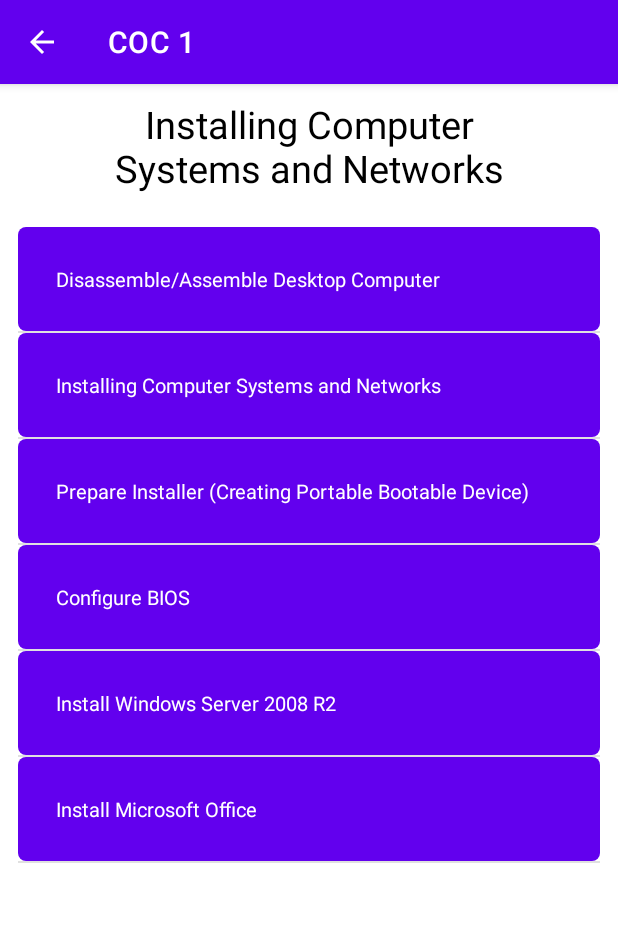
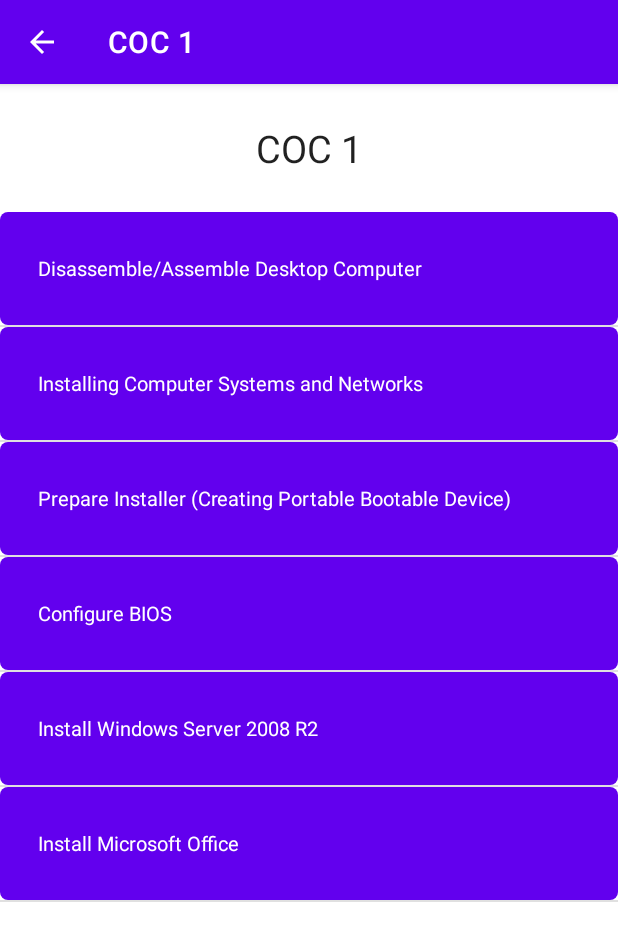
Before and after one commit to Vanny-Dev/ICT-CSS-Academy, an Android app: the screen it shows after launch (cocOneActivity before the commit, cocActivity after it), after a tap on "COC 1", on a phone screen of 412 x 824 dp. Shown: the top 941 px of the screen. Run offline under Robolectric (Android 15) with nearby library versions, the phone set to English and light mode, and no system bars.

Commit message:
04-22-23 12:15 "one activity"

```diff
--- a/app/src/main/java/com/ict/cssmobileapplication/MainActivity.java
+++ b/app/src/main/java/com/ict/cssmobileapplication/MainActivity.java
@@ -3,6 +3,7 @@
 import androidx.appcompat.app.AppCompatActivity;
 
 import android.content.Intent;
+import android.content.SharedPreferences;
 import android.media.MediaPlayer;
 import android.net.Uri;
 import android.os.Bundle;
@@ -19,10 +20,12 @@
 public class MainActivity extends AppCompatActivity {
 
 	FrameLayout coc_1, coc_2, coc_3, coc_4;
+	SharedPreferences pref;
 
 	@Override
 	protected void onCreate(Bundle savedInstanceState) {
 		super.onCreate(savedInstanceState);
+		pref = getSharedPreferences(preferencesData.PREFERENCE_NAME, MODE_PRIVATE);
 		setContentView(R.layout.activity_main);
 
 		// Frames to click
@@ -35,27 +38,38 @@
 		coc_1.setOnClickListener(new View.OnClickListener() {
 			@Override
 			public void onClick(View view) {
-				startActivity(new Intent(MainActivity.this, cocOneActivity.class));
+				pref.edit().putString(preferencesData.PREFERENCE_CURRENT_ACTIVITY, "COC 1").commit();
+				pref.edit().putString(preferencesData.PREFERENCE_TITLE, getString(R.string.coc_1)).commit();
+				startActivity(new Intent(MainActivity.this, cocActivity.class));
 			}
 		});
 		coc_2.setOnClickListener(new View.OnClickListener() {
 			@Override
 			public void onClick(View view) {
-				startActivity(new Intent(MainActivity.this, cocTwoActivity.class));
+				pref.edit().putString(preferencesData.PREFERENCE_CURRENT_ACTIVITY, "COC 2").commit();
+				pref.edit().putString(preferencesData.PREFERENCE_TITLE, getString(R.string.coc_2)).commit();
+				startActivity(new Intent(MainActivity.this, cocActivity.class));
 			}
 		});
 		coc_3.setOnClickListener(new View.OnClickListener() {
 			@Override
 			public void onClick(View view) {
-				startActivity(new Intent(MainActivity.this, cocThreeActivity.class));
+				pref.edit().putString(preferencesData.PREFERENCE_CURRENT_ACTIVITY, "COC 3").commit();
+				pref.edit().putString(preferencesData.PREFERENCE_TITLE, getString(R.string.coc_3)).commit();
+				startActivity(new Intent(MainActivity.this, cocActivity.class));
 			}
 		});
 		coc_4.setOnClickListener(new View.OnClickListener() {
 			@Override
 			public void onClick(View view) {
-				startActivity(new Intent(MainActivity.this, cocFourActivity.class));
+				pref.edit().putString(preferencesData.PREFERENCE_CURRENT_ACTIVITY, "COC 4").commit();
+				pref.edit().putString(preferencesData.PREFERENCE_TITLE, getString(R.string.coc_4)).commit();
+				startActivity(new Intent(MainActivity.this, cocActivity.class));
 			}
 		});
 
+		// Clear Preferences
+		pref.edit().remove(preferencesData.PREFERENCE_CURRENT_ACTIVITY).commit();
+		pref.edit().remove(preferencesData.PREFERENCE_TITLE).commit();
 	}
 }
--- a/app/src/main/java/com/ict/cssmobileapplication/cocTwoActivity.java
+++ b/app/src/main/java/com/ict/cssmobileapplication/cocActivity.java
@@ -1,6 +1,4 @@
 package com.ict.cssmobileapplication;
-
-import androidx.appcompat.app.AppCompatActivity;
 
 import android.content.Intent;
 import android.content.SharedPreferences;
@@ -9,45 +7,51 @@
 import android.widget.AdapterView;
 import android.widget.ListView;
 
+import androidx.annotation.Nullable;
+import androidx.appcompat.app.AppCompatActivity;
+import androidx.appcompat.widget.AppCompatTextView;
+
 import org.json.JSONObject;
 
 import java.util.ArrayList;
 
-public class cocTwoActivity extends AppCompatActivity {
-
+public class cocActivity extends AppCompatActivity {
+	SharedPreferences pref;
 	ListView listsView;
 	Lists adapter;
 	ArrayList<String> lists;
-	SharedPreferences pref;
+	AppCompatTextView txt, noViews;
 
 	@Override
-	protected void onCreate(Bundle savedInstanceState) {
+	protected void onCreate(@Nullable Bundle savedInstanceState) {
 		super.onCreate(savedInstanceState);
+		pref = getSharedPreferences(preferencesData.PREFERENCE_NAME, MODE_PRIVATE);
 
-		// Preferences
-		pref = getSharedPreferences(preferencesData.PREFERENCE_NAME, MODE_PRIVATE);
-		setContentView(R.layout.activity_coc_two);
+		setTitle(pref.getString(preferencesData.PREFERENCE_TITLE, ""));
+		setContentView(R.layout.coc_layout);
+		txt = findViewById(R.id.cocTitle);
+		noViews = findViewById(R.id.noViews);
+		String name = pref.getString(preferencesData.PREFERENCE_CURRENT_ACTIVITY, "").replace(" ", "_").toLowerCase();
+
+		txt.setText(pref.getString(preferencesData.PREFERENCE_TITLE, ""));
+
+		noViews.setText("Comming soon...");
 
 		JSONObject json = MyLists.json(this);
 		String[] _lists = {};
+
 		try{
-			_lists = MyLists.jsonArrays(json.getJSONObject("coc_2"), "names");
+			_lists = MyLists.jsonArrays(json.getJSONObject(name), "names");
 		}catch(Exception e){}
 
-		// layout
-		listsView = findViewById(R.id.coc_2_lists);
-
-
+		listsView = findViewById(R.id.cocLists);
 		lists = new ArrayList<String>();
 		adapter = new Lists(this, lists);
-
 		for(int i = 0; i < _lists.length; i++){
 			lists.add(_lists[i]);
 		}
-
 		adapter.notifyDataSetChanged();
 		adapter.notifyDataSetInvalidated();
-
 		listsView.setAdapter(adapter);
 
 		listsView.setOnItemClickListener(new AdapterView.OnItemClickListener(){
@@ -55,14 +59,20 @@
 			public void onItemClick(AdapterView<?> adapterView, View view, int i, long l) {
 				String[] __lists = {};
 				try{
-					__lists = MyLists.jsonArrays(json.getJSONObject("coc_2"), "links");
+					__lists = MyLists.jsonArrays(json.getJSONObject(name), "links");
 				}catch(Exception e){}
 				String name = String.valueOf(__lists[i]);
 				pref.edit().putString(preferencesData.PREFERENCE_CURRENT_ACTIVITY, name);
 				// Don't use the commit or apply here, to reset the data
 				// Open new activity? add this below
-				startActivity(new Intent(cocTwoActivity.this, lessonP1.class));
+				startActivity(new Intent(cocActivity.this, lessonP1.class));
 			}
 		});
+
+		if(_lists.length > 0){
+			noViews.setVisibility(View.GONE);
+		}else{
+			listsView.setVisibility(View.GONE);
+		}
 	}
 }
--- a/app/src/main/java/com/ict/cssmobileapplication/cocOneActivity.java
+++ /dev/null
@@ -1,72 +0,0 @@
-package com.ict.cssmobileapplication;
-
-import androidx.appcompat.app.AppCompatActivity;
-
-import android.content.Intent;
-import android.content.SharedPreferences;
-import android.os.Bundle;
-import android.view.View;
-import android.widget.AdapterView;
-import android.widget.ArrayAdapter;
-import android.widget.Button;
-import android.widget.ListView;
-
-import org.json.JSONObject;
-
-import java.util.ArrayList;
-
-public class cocOneActivity extends AppCompatActivity {
-
-	ListView listsView;
-	Lists adapter;
-	ArrayList<String> lists;
-	SharedPreferences pref;
-
-	@Override
-	protected void onCreate(Bundle savedInstanceState) {
-		super.onCreate(savedInstanceState);
-
-		// Preferences
-		pref = getSharedPreferences(preferencesData.PREFERENCE_NAME, MODE_PRIVATE);
-		setContentView(R.layout.activity_coc_one);
-
-		JSONObject json = MyLists.json(this);
-		String[] _lists = {};
-		try{
-			_lists = MyLists.jsonArrays(json.getJSONObject("coc_1"), "names");
-		}catch(Exception e){}
-
-		// layout
-		listsView = findViewById(R.id.coc_1_lists);
-
-
-		lists = new ArrayList<String>();
-		adapter = new Lists(this, lists);
-
-		for(int i = 0; i < _lists.length; i++){
-			lists.add(_lists[i]);
-		}
-
-		adapter.notifyDataSetChanged();
-		adapter.notifyDataSetInvalidated();
-
-		listsView.setAdapter(adapter);
-
-		listsView.setOnItemClickListener(new AdapterView.OnItemClickListener(){
-			@Override
-			public void onItemClick(AdapterView<?> adapterView, View view, int i, long l) {
-				String[] __lists = {};
-				try{
-					__lists = MyLists.jsonArrays(json.getJSONObject("coc_1"), "links");
-				}catch(Exception e){}
-				String name = String.valueOf(__lists[i]);
-				pref.edit().putString(preferencesData.PREFERENCE_CURRENT_ACTIVITY, name);
-				// Don't use the commit or apply here, to reset the data
-				// Open new activity? add this below
-				startActivity(new Intent(cocOneActivity.this, lessonP1.class));
-			}
-		});
-
-
-	}
-}
--- a/app/src/main/java/com/ict/cssmobileapplication/preferencesData.java
+++ b/app/src/main/java/com/ict/cssmobileapplication/preferencesData.java
@@ -3,4 +3,6 @@
 public class preferencesData {
 	public static String PREFERENCE_NAME = "com.ict.cssmobileapplication.preferences.PREFERENCES";
 	public static String PREFERENCE_CURRENT_ACTIVITY = "com.ict.cssmobileapplication.activity.CURRENT_ACTIVITY";
+	public static String PREFERENCE_CURRENT_ACTION = "com.ict.cssmobileapplication.activity.CURRENT_ACTION";
+	public static String PREFERENCE_TITLE = "com.ict.cssmobileapplication.activity.TITLE";
 }
--- a/app/src/main/res/layout-land/activity_coc_one.xml
+++ /dev/null
@@ -1,83 +0,0 @@
-<?xml version="1.0" encoding="utf-8"?>
-
-<ScrollView xmlns:android="http://schemas.android.com/apk/res/android"
-	xmlns:app="http://schemas.android.com/apk/res-auto"
-	xmlns:tools="http://schemas.android.com/tools"
-	android:layout_width="match_parent"
-	android:layout_height="match_parent"
-	tools:context=".cocOneActivity">
-
-	<ListView
-		android:id="@+id/coc_1_lists"
-		android:layout_height="match_parent"
-		android:layout_width="match_parent"/>
-
-	<!--LinearLayout
-		android:layout_width="match_parent"
-		android:layout_height="wrap_content"
-		android:gravity="center"
-		android:orientation="vertical">
-
-		<TextView
-			android:layout_width="411dp"
-			android:layout_height="83dp"
-			android:gravity="center"
-			android:text="@string/installing_computer_systems_and_networks"
-			android:textColor="@color/black"
-			android:textSize="25sp" />
-
-		<Button
-			android:id="@+id/lp1"
-			android:layout_width="410dp"
-			android:layout_height="100dp"
-			android:text="@string/disassemble_assemble_desktop_computer"
-			android:textSize="15sp"
-			android:layout_marginVertical="20dp"/>
-
-		<Button
-			android:layout_width="410dp"
-			android:layout_height="100dp"
-			android:text="@string/prepare_installer_creating_portable_bootable_device"
-			android:textSize="15sp"
-			android:layout_marginVertical="20dp"/>
-
-		<Button
-			android:layout_width="410dp"
-			android:layout_height="100dp"
-			android:text="@string/configure_bios"
-			android:textSize="15sp"
-			android:layout_marginVertical="20dp"/>
-
-		<Button
-			android:layout_width="410dp"
-			android:layout_height="100dp"
-			android:text="@string/install_windows_server_2008_r2"
-			android:textSize="15sp"
-			android:layout_marginVertical="20dp"/>
-
-		<Button
-			android:layout_width="410dp"
-			android:layout_height="100dp"
-			android:text="@string/install_microsoft_office"
-			android:textSize="15sp"
-			android:layout_marginVertical="20dp"/>
-
-
-		<TextView
-			android:id="@+id/textView"
-			android:layout_width="281dp"
-			android:layout_height="539dp"
-			android:gravity="left"
-			android:text="            Table of Contents\n\n\n\n\nActivity Sheet - Operating System\n\n\nBasic Network Configuration\n\n\nCOC 1 - Computer Systems Servicing Presentation\n\n\n
-COC 1 - Install and Configure a Computer System\n\n\nCOC 1.2.3 - Reviewer\n\n\n"
-			android:textColor="@color/black"
-			android:textSize="20sp"
-			app:layout_constraintBottom_toBottomOf="parent"
-			app:layout_constraintEnd_toEndOf="parent"
-			app:layout_constraintStart_toStartOf="parent"
-			app:layout_constraintTop_toTopOf="parent"
-			app:layout_constraintVertical_bias="0.0"/>
-
-	</LinearLayout-->
-
-</ScrollView>
--- a/app/src/main/res/layout/activity_coc_one.xml
+++ /dev/null
@@ -1,96 +0,0 @@
-<?xml version="1.0" encoding="utf-8"?>
-<androidx.appcompat.widget.LinearLayoutCompat xmlns:android="http://schemas.android.com/apk/res/android"
-	xmlns:app="http://schemas.android.com/apk/res-auto"
-	xmlns:tools="http://schemas.android.com/tools"
-	android:layout_width="match_parent"
-	android:layout_height="match_parent"
-	android:orientation="vertical"
-	android:gravity="center_horizontal"
-	tools:context=".cocOneActivity">
-
-	<androidx.appcompat.widget.AppCompatTextView
-		android:text="@string/coc_1_installing_computer_systems_and_networks"
-		android:textAlignment="center"
-		android:textColor="@color/black"
-		android:textSize="25sp"
-		android:gravity="center"
-		android:layout_gravity="center"
-		android:layout_width="293dp"
-		android:layout_height="83dp" />
-
-	<ListView
-		android:id="@+id/coc_1_lists"
-		android:layout_weight="1.0"
-		android:layout_margin="12dp"
-		android:layout_height="match_parent"
-		android:layout_width="match_parent"/>
-
-	<!--LinearLayout
-		android:layout_width="match_parent"
-		android:layout_height="wrap_content"
-		android:gravity="center"
-		android:orientation="vertical">
-
-		<TextView
-			android:layout_width="293dp"
-			android:layout_height="83dp"
-			android:text="@string/installing_computer_systems_and_networks"
-			android:textAlignment="center"
-			android:textColor="@color/black"
-			android:textSize="25sp"
-			android:gravity="center"/>
-
-		<Button
-			android:id="@+id/lp1"
-			android:layout_width="292dp"
-			android:layout_height="100dp"
-			android:text="@string/disassemble_assemble_desktop_computer"
-			android:textSize="15sp"
-			android:layout_marginVertical="20dp"/>
-
-		<Button
-			android:layout_width="292dp"
-			android:layout_height="100dp"
-			android:text="@string/prepare_installer_creating_portable_bootable_device"
-			android:textSize="15sp"
-			android:layout_marginVertical="20dp"/>
-
-		<Button
-			android:layout_width="292dp"
-			android:layout_height="100dp"
-			android:text="@string/configure_bios"
-			android:textSize="15sp"
-			android:layout_marginVertical="20dp"/>
-
-		<Button
-			android:layout_width="292dp"
-			android:layout_height="100dp"
-			android:text="@string/install_windows_server_2008_r2"
-			android:textSize="15sp"
-			android:layout_marginVertical="20dp"/>
-
-		<Button
-			android:layout_width="292dp"
-			android:layout_height="100dp"
-			android:text="@string/install_microsoft_office"
-			android:textSize="15sp"
-			android:layout_marginVertical="20dp"/>
-
-	<TextView
-		android:id="@+id/textView"
-		android:layout_width="281dp"
-		android:layout_height="539dp"
-		android:gravity="left"
-		android:text="            Table of Contents\n\n\n\n\nActivity Sheet - Operating System\n\n\nBasic Network Configuration\n\n\nCOC 1 - Computer Systems Servicing Presentation\n\n\n
-COC 1 - Install and Configure a Computer System\n\n\nCOC 1.2.3 - Reviewer\n\n\n"
-		android:textColor="@color/black"
-		android:textSize="20sp"
-		app:layout_constraintBottom_toBottomOf="parent"
-		app:layout_constraintEnd_toEndOf="parent"
-		app:layout_constraintStart_toStartOf="parent"
-		app:layout_constraintTop_toTopOf="parent"
-		app:layout_constraintVertical_bias="0.421" />
-
-	</LinearLayout-->
-
-</androidx.appcompat.widget.LinearLayoutCompat>
--- /dev/null
+++ b/app/src/main/res/layout/coc_layout.xml
@@ -0,0 +1,39 @@
+<?xml version="1.0" encoding="utf-8"?>
+<androidx.appcompat.widget.LinearLayoutCompat
+	xmlns:android="http://schemas.android.com/apk/res/android"
+	xmlns:app="http://schemas.android.com/apk/res-auto"
+	xmlns:tools="http://schemas.android.com/tools"
+	android:layout_width="match_parent"
+	android:layout_height="match_parent"
+	android:gravity="center_horizontal"
+	android:orientation="vertical">
+
+	<androidx.appcompat.widget.AppCompatTextView
+		android:layout_margin="25dp"
+		android:id="@+id/cocTitle"
+		android:gravity="center"
+		style="?android:attr/textAppearanceLarge"
+		android:layout_width="match_parent"
+		android:layout_height="wrap_content"
+		android:textSize="25sp" />
+
+	<androidx.appcompat.widget.AppCompatTextView
+		android:id="@+id/noViews"
+		android:layout_width="281dp"
+		android:layout_height="539dp"
+		android:gravity="center"
+		android:text="COMING SOON..."
+		android:textColor="@color/black"
+		android:textSize="20sp"
+		app:layout_constraintBottom_toBottomOf="parent"
+		app:layout_constraintEnd_toEndOf="parent"
+		app:layout_constraintStart_toStartOf="parent"
+		app:layout_constraintTop_toTopOf="parent"
+		app:layout_constraintVertical_bias="0.421" />
+
+	<ListView
+		android:id="@+id/cocLists"
+		android:layout_width="match_parent"
+		android:layout_height="match_parent"/>
+
+</androidx.appcompat.widget.LinearLayoutCompat>
--- a/app/src/main/res/layout/list_view.xml
+++ b/app/src/main/res/layout/list_view.xml
@@ -1,12 +1,13 @@
 <?xml version="1.0" encoding="utf-8"?>
 <androidx.appcompat.widget.LinearLayoutCompat
-		xmlns:android="http://schemas.android.com/apk/res/android"
-		android:background="@drawable/listview"
-		android:padding="25dp"
-		android:layout_margin="25dp"
-		android:orientation="vertical"
-		android:layout_width="match_parent"
-		android:layout_height="wrap_content">
+	xmlns:android="http://schemas.android.com/apk/res/android"
+	android:background="@drawable/listview"
+	android:padding="25dp"
+	android:layout_margin="50dp"
+	android:orientation="vertical"
+	android:layout_width="match_parent"
+	android:gravity="center_vertical"
+	android:layout_height="75dp">
 
 	<androidx.appcompat.widget.AppCompatTextView
 		android:id="@+id/lists_text"
```
Also changed, not shown: app/src/main/AndroidManifest.xml (+2 -21 lines), app/src/main/java/com/ict/cssmobileapplication/cocFourActivity.java (deleted, +0 -14 lines), app/src/main/java/com/ict/cssmobileapplication/cocThreeActivity.java (deleted, +0 -14 lines), app/src/main/res/layout-land/activity_coc_two.xml (deleted, +0 -55 lines), app/src/main/res/layout/activity_coc_four.xml (deleted, +0 -23 lines), app/src/main/res/layout/activity_coc_three.xml (deleted, +0 -23 lines), app/src/main/res/layout/activity_coc_two.xml (deleted, +0 -71 lines).
